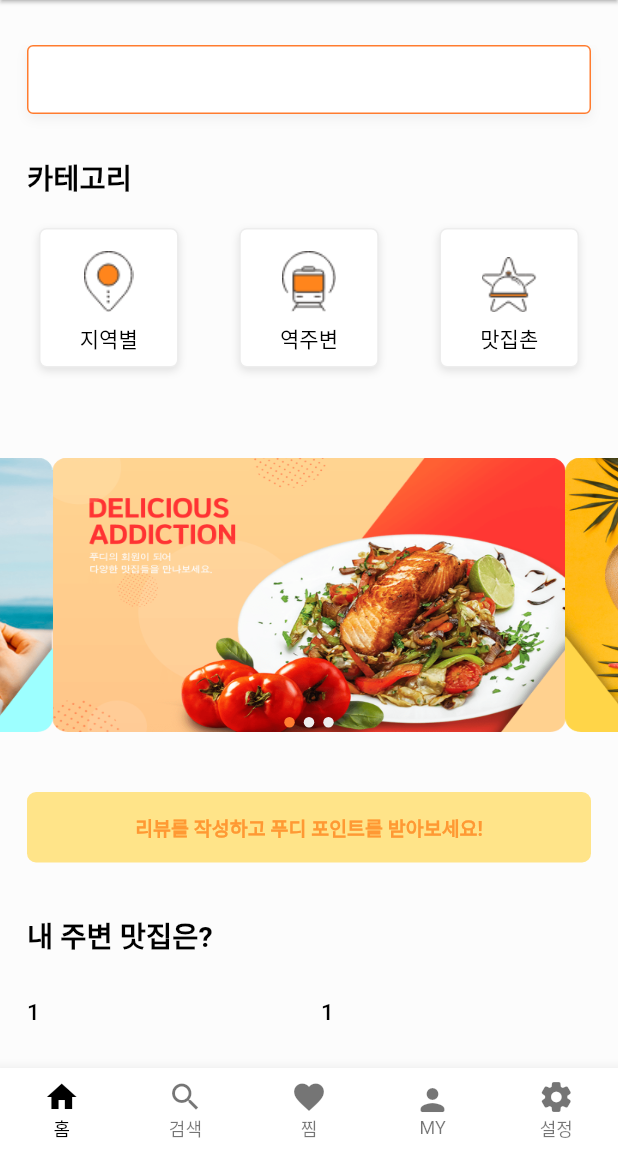
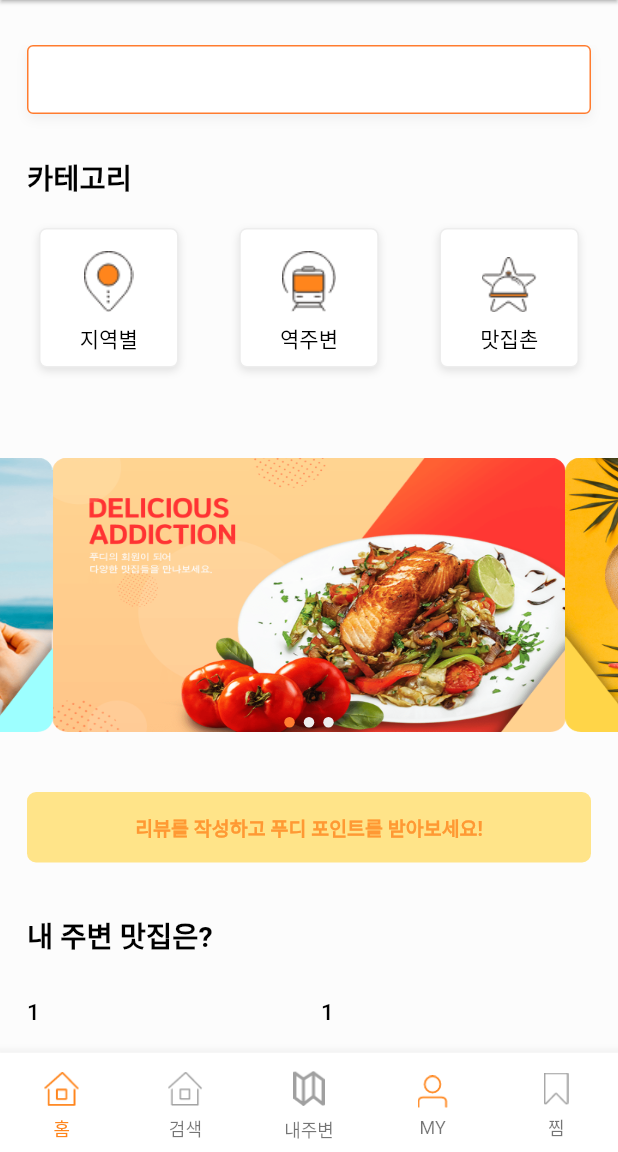
Before and after one commit to LiiNen/neobiz-food, a Flutter app: the MainNavView screen opened directly, on a phone screen of 412 x 824 dp, the part 84-1236 px from its top. Run offline on Flutter 3.47's test engine with Material 2 defaults, Android fonts, the phone set to English and light mode, and no system bars; our stand-ins replace flutter_dotenv, flutter_html, flutter_svg, flutter_swiper, fluttertoast, geolocator and 1 more; accounts and stored records are empty; Roboto replaces fonts that are missing (NotoSansKR).

Commit message:
Add assets for main nav icons without search, fav

```diff
--- a/foodie/lib/mainNavView/mainNavView.dart
+++ b/foodie/lib/mainNavView/mainNavView.dart
@@ -32,13 +32,28 @@ class _MainNavView extends State<MainNavView> {
             });
           },
           items: [
-            BottomNavigationBarItem(label: '홈', icon: Icon(Icons.home)),
-            BottomNavigationBarItem(label: '검색', icon: Icon(Icons.search)),
-            BottomNavigationBarItem(label: '찜', icon: Icon(Icons.favorite)),
-            BottomNavigationBarItem(label: 'MY', icon: Icon(Icons.person_rounded)),
-            BottomNavigationBarItem(label: '설정', icon: Icon(Icons.settings_rounded))
+            BottomNavigationBarItem(label: '홈', icon: Container(
+              margin: EdgeInsets.only(bottom: 6, top: 6),
+              child: _selectedIndex == 0 ? Image.asset('asset/image/navHomeSelect.png', width: 23.5) : Image.asset('asset/image/navHomeUnselect.png', width: 23.5))
+            ),
+            BottomNavigationBarItem(label: '검색', icon: Container(
+              margin: EdgeInsets.only(bottom: 6, top: 6),
+              child: _selectedIndex == 1 ? Image.asset('asset/image/navHomeSelect.png', width: 23.5) : Image.asset('asset/image/navHomeUnselect.png', width: 23.5))
+            ),
+            BottomNavigationBarItem(label: '내주변', icon: Container(
+              margin: EdgeInsets.only(bottom: 6, top: 6),
+              child: _selectedIndex == 2 ? Image.asset('asset/image/navLocationSelect.png', width: 20.8) : Image.asset('asset/image/navLocationUnselect.png', width: 20.8))
+            ),
+            BottomNavigationBarItem(label: 'MY', icon: Container(
+              margin: EdgeInsets.only(bottom: 6, top: 6),
+              child: _selectedIndex == 3 ? Image.asset('asset/image/navUserUnselect.png', width: 20) : Image.asset('asset/image/navUserSelect.png', width: 20))
+            ),
+            BottomNavigationBarItem(label: '찜', icon: Container(
+              margin: EdgeInsets.only(bottom: 6, top: 6),
+              child: _selectedIndex == 4 ? Image.asset('asset/image/navFavoriteUnselect.png', width: 16.5) : Image.asset('asset/image/navFavoriteUnselect.png', width: 16.5))
+            )
           ],
-          selectedItemColor: Colors.black,
+          selectedItemColor: Color(0xffff851c),
         ),
         body: Center(
           child: _mainNavItemView.elementAt(_selectedIndex),
@@ -50,8 +65,8 @@ class _MainNavView extends State<MainNavView> {
   List<Widget> _mainNavItemView = <Widget>[
     HomeView(),
     SearchView(),
+    SettingView(), // todo : location tab
+    UserView(),
     FavoriteView(),
-    UserView(),
-    SettingView(),
   ];
 }
```
Also changed, not shown: foodie/asset/image/navFavoriteUnselect.png (added), foodie/asset/image/navHomeSelect.png (added), foodie/asset/image/navHomeUnselect.png (added), foodie/asset/image/navLocationSelect.png (added), foodie/asset/image/navLocationUnselect.png (added), foodie/asset/image/navUserSelect.png (added), foodie/asset/image/navUserUnselect.png (added).
